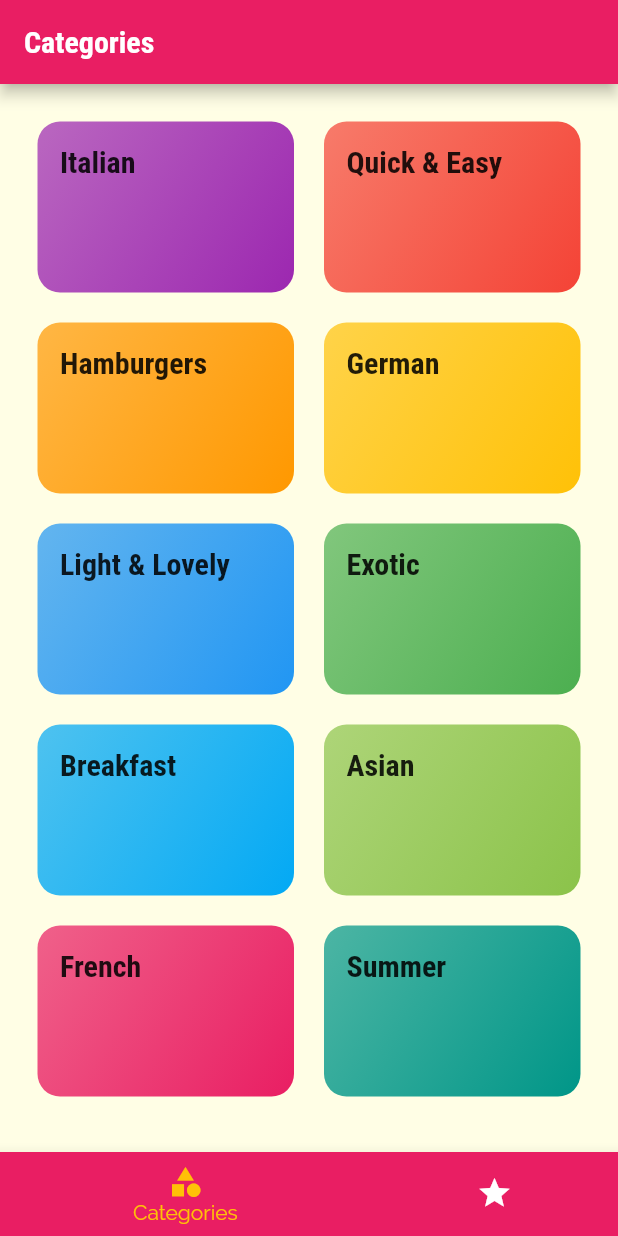
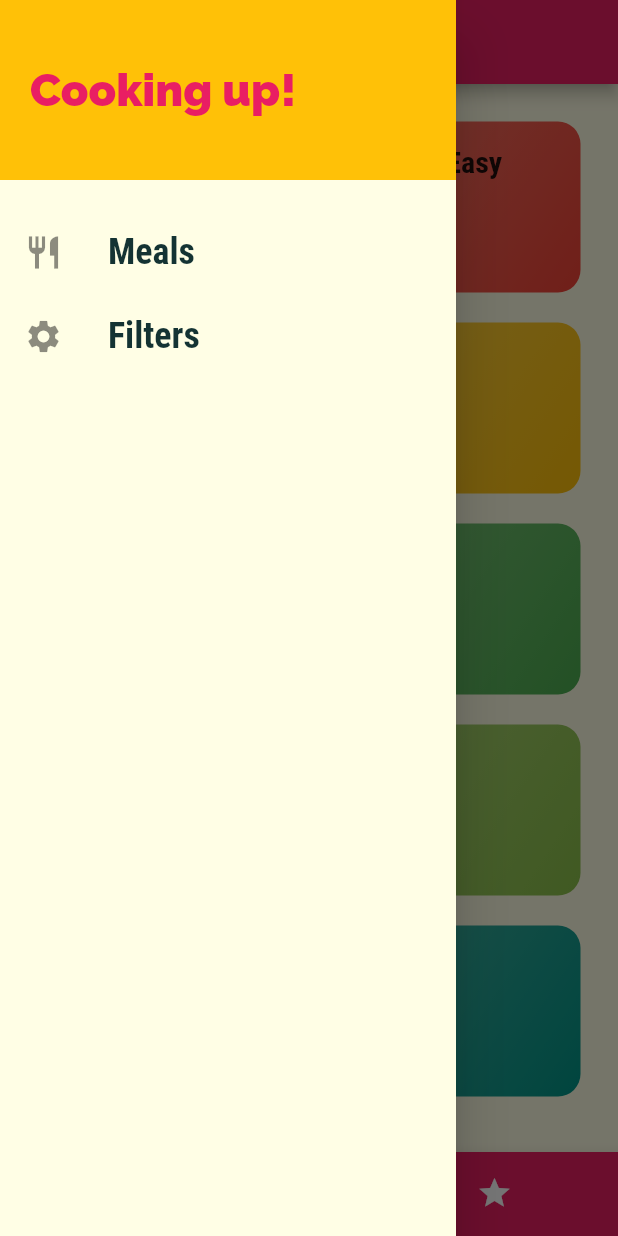
Before and after one commit to ayoline/meals_app-UDEMY_COURSE, a Flutter app: the screen it shows after launch, with the side drawer open (before the commit the screen has no drawer), on a phone screen of 412 x 824 dp. Run offline on Flutter 3.47's test engine with Material 2 defaults, Android fonts, the phone set to English and light mode, and no system bars.

Commit message:
add a custom drawer

```diff
--- a/lib/screens/tabs_screen.dart
+++ b/lib/screens/tabs_screen.dart
@@ -1,5 +1,6 @@
 import 'package:flutter/material.dart';
 
+import '../widgets/main_drawer.dart';
 import './favorites_screen.dart';
 import './categories_screen.dart';
 
@@ -34,6 +35,7 @@ class _TabsScreenState extends State<TabsScreen> {
       appBar: AppBar(
         title: Text(_pages[_selectedPageIndex]['title']),
       ),
+      drawer: const MainDrawer(),
       body: _pages[_selectedPageIndex]['page'],
       bottomNavigationBar: BottomNavigationBar(
         onTap: selectPage,
--- /dev/null
+++ b/lib/widgets/main_drawer.dart
@@ -0,0 +1,59 @@
+import 'package:flutter/material.dart';
+
+class MainDrawer extends StatelessWidget {
+  const MainDrawer({super.key});
+
+  Widget buildListTile(String title, IconData icon) {
+    return ListTile(
+      leading: Icon(
+        icon,
+        size: 26,
+      ),
+      title: Text(
+        title,
+        style: const TextStyle(
+          fontFamily: "RobotoCondensed",
+          fontSize: 24,
+          fontWeight: FontWeight.bold,
+        ),
+      ),
+      onTap: () {},
+    );
+  }
+
+  @override
+  Widget build(BuildContext context) {
+    return Drawer(
+      child: Column(
+        children: [
+          Container(
+            width: double.infinity,
+            height: 120,
+            padding: const EdgeInsets.all(20),
+            alignment: Alignment.centerLeft,
+            color: Theme.of(context).colorScheme.secondary,
+            child: Text(
+              'Cooking up!',
+              style: TextStyle(
+                fontSize: 30,
+                color: Theme.of(context).colorScheme.primary,
+                fontWeight: FontWeight.w900,
+              ),
+            ),
+          ),
+          const SizedBox(
+            height: 20,
+          ),
+          buildListTile(
+            "Meals",
+            Icons.restaurant,
+          ),
+          buildListTile(
+            "Filters",
+            Icons.settings,
+          ),
+        ],
+      ),
+    );
+  }
+}
```
